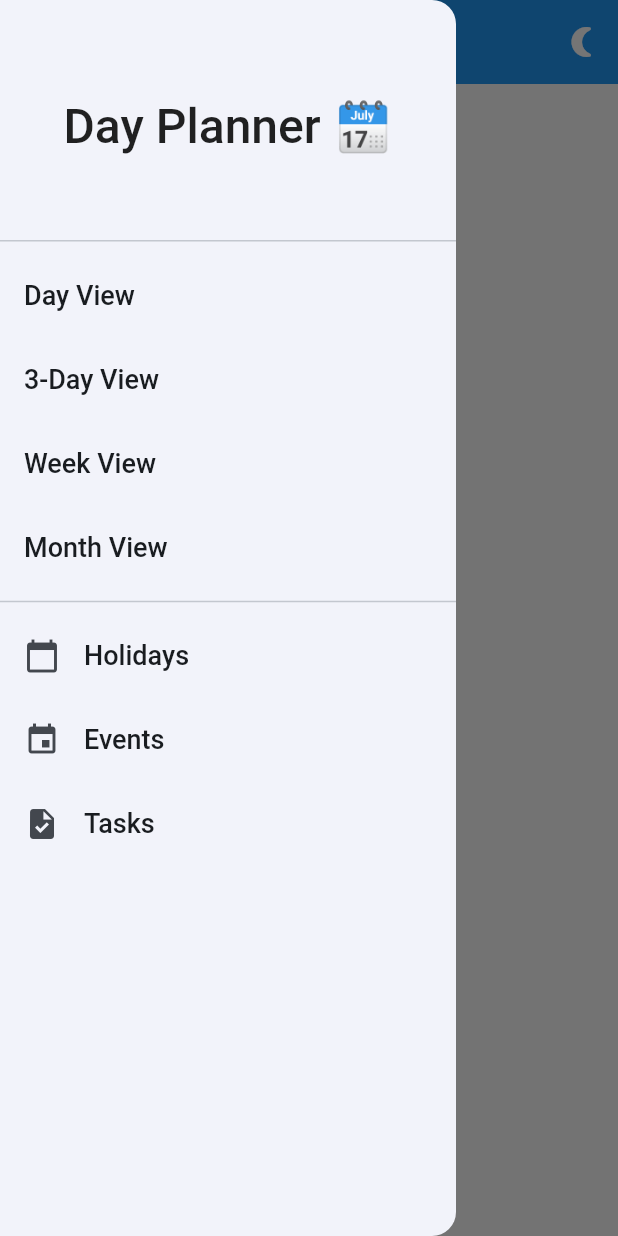
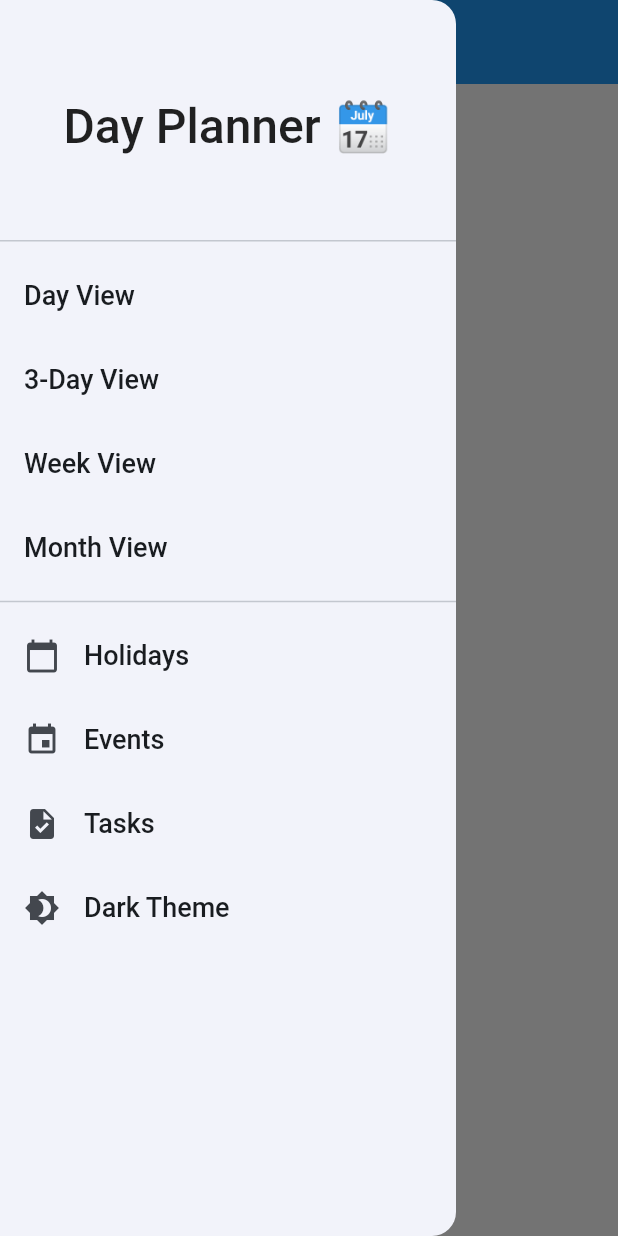
Before and after one commit to Akenooz/software-dev-repos, a Flutter app: the screen it shows after launch, with the side drawer open, on a phone screen of 412 x 824 dp. Run offline on Flutter 3.47's test engine with Material 2 defaults, Android fonts, the phone set to English and light mode, and no system bars.

Commit message:
move the theme button from app bar to nevigation

```diff
--- a/dev/lib/main.dart
+++ b/dev/lib/main.dart
@@ -10,7 +10,6 @@ class MyApp extends StatefulWidget {
 }
 
 class _MyAppState extends State<MyApp> {
-  // Theme data for light and dark themes
   final ThemeData lightTheme = ThemeData.light().copyWith(
     primaryColor: Color.fromARGB(255, 52, 255, 93),
     platform: TargetPlatform.android,
@@ -62,16 +61,6 @@ class _MyAppState extends State<MyApp> {
       home: Scaffold(
         appBar: AppBar(
           title: const Text("📆 Day Planner"),
-          actions: [
-            IconButton(
-              onPressed: _toggleTheme,
-              icon: Icon(
-                _themeMode == ThemeMode.light
-                    ? Icons.nightlight_round
-                    : Icons.wb_sunny,
-              ),
-            ),
-          ],
         ),
         drawer: Drawer(
           child: ListView(
@@ -130,6 +119,11 @@ class _MyAppState extends State<MyApp> {
                   // Handle tasks
                 },
               ),
+              ListTile(
+                title: Text("Dark Theme"),
+                leading: Icon(Icons.brightness_4), // Moon icon for theme toggle
+                onTap: _toggleTheme, // Toggle theme function
+              ),
             ],
           ),
         ),
```
